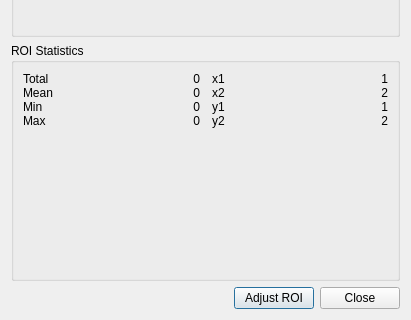
This is viewer/roi_dialog.ui in lcici/qCamera as Qt 5 draws it before an edit; both pictures show x 0 to 411 and y 213 to 533 of the 411 by 533 pixel window. The edited form follows.
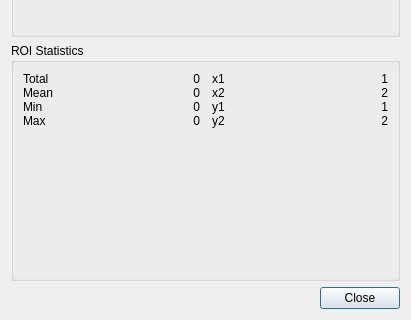
This is the edited form. Custom widgets are drawn as their Qt base class.

The edit to the form file:
```diff
--- a/viewer/roi_dialog.ui
+++ b/viewer/roi_dialog.ui
@@ -263,13 +263,6 @@
        </property>
       </spacer>
      </item>
-     <item>
-      <widget class="QPushButton" name="adjustROIButton">
-       <property name="text">
-        <string>Adjust ROI</string>
-       </property>
-      </widget>
-     </item>
      <item>
       <widget class="QPushButton" name="closeButton">
        <property name="text">
```
